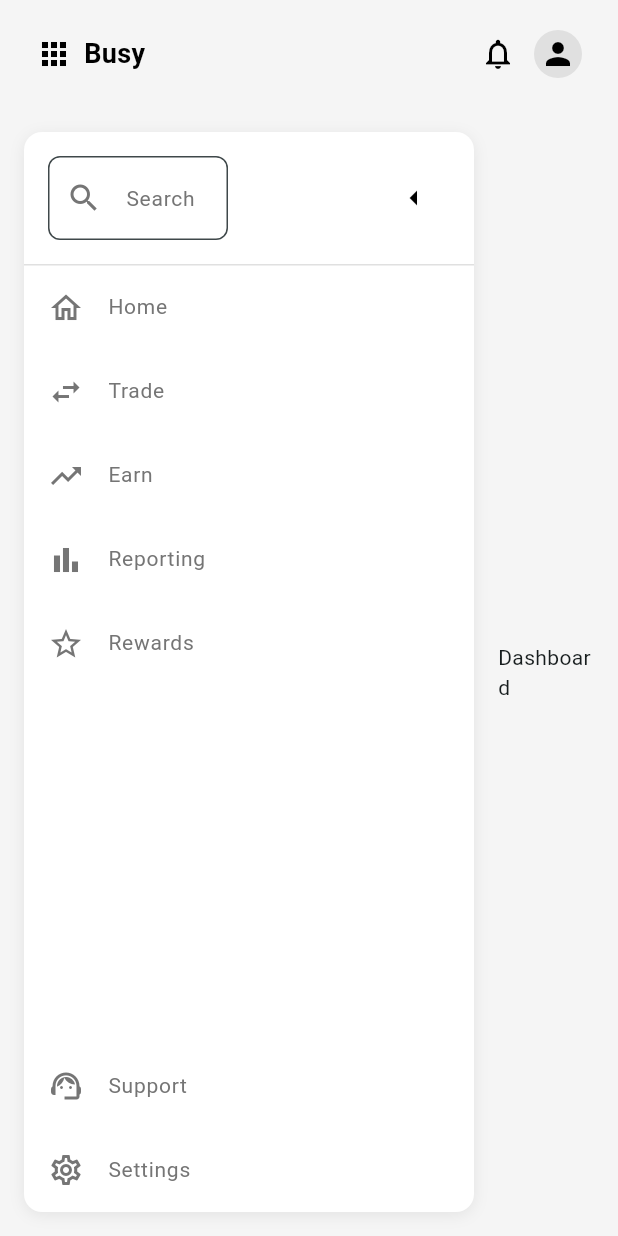
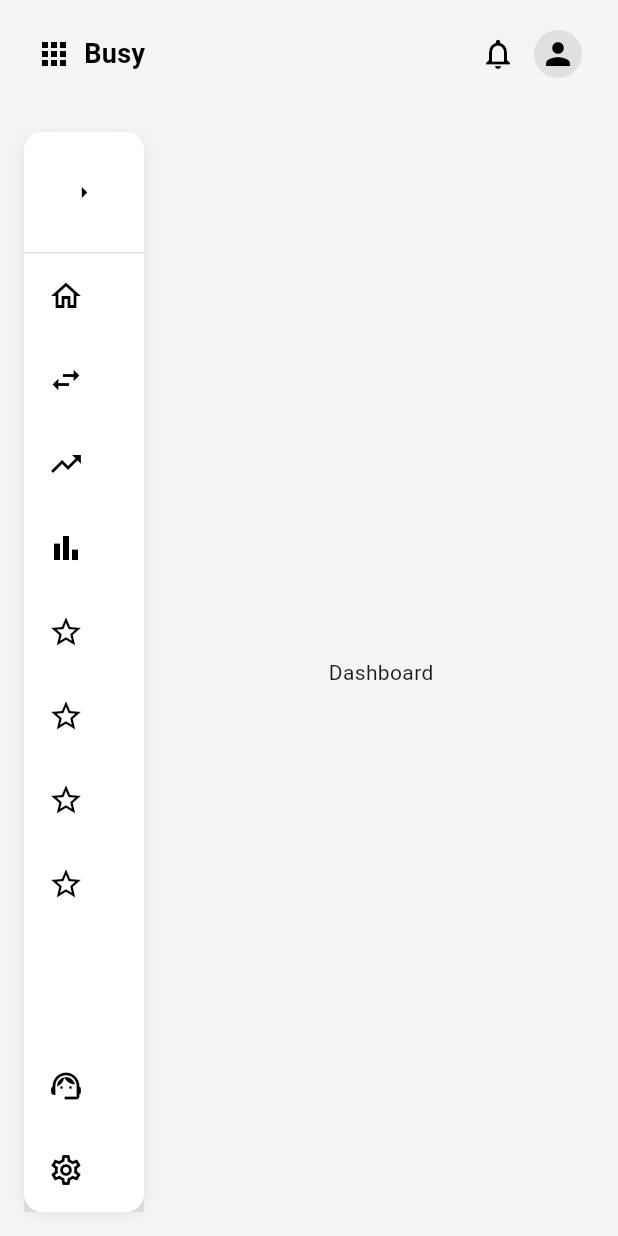
Before and after one commit to DebdaruDG/NewsForg, a Flutter app: the DashboardWrapper screen opened by its route, on a phone screen of 412 x 824 dp. Run offline on Flutter 3.47's test engine with Material 3 defaults, Android fonts, the light colour scheme and no system bars; our stand-ins replace go_router.

Commit message:
Updated Sidebar items

```diff
--- /dev/null
+++ b/B2B Portal/lib/model/sidebar_model.dart
@@ -0,0 +1,83 @@
+// Class to represent a Sidebar item
+import 'package:flutter/material.dart';
+import '../routes/routes_name.dart';
+import '../utils/icon_constants.dart';
+
+class SidebarItemModel {
+  final IconData icon;
+  final String label;
+  final AppScreen screen;
+
+  const SidebarItemModel({
+    required this.icon,
+    required this.label,
+    required this.screen,
+  });
+}
+
+class SidebarItems {
+  // 1. Overview
+  // 2. Content
+  // 3. Reviews
+  // 4. Schedules
+  // 5. Analytics
+  // 6. Distribution
+  // 7. User Management
+  // 8. Role Management
+
+  static List<SidebarItemModel> get topSideBarItems => [
+    SidebarItemModel(
+      icon: DashboardIcons.home,
+      label: 'Overview',
+      screen: AppScreen.dashboard,
+    ),
+    SidebarItemModel(
+      icon: DashboardIcons.trade,
+      label: 'Content',
+      screen: AppScreen.dashboard,
+    ),
+    SidebarItemModel(
+      icon: DashboardIcons.earn,
+      label: 'Reviews',
+      screen: AppScreen.dashboard,
+    ),
+    SidebarItemModel(
+      icon: DashboardIcons.reports,
+      label: 'Schedules',
+      screen: AppScreen.dashboard,
+    ),
+    SidebarItemModel(
+      icon: DashboardIcons.rewards,
+      label: 'Analytics',
+      screen: AppScreen.dashboard,
+    ),
+    SidebarItemModel(
+      icon: DashboardIcons.rewards,
+      label: 'Distribution',
+      screen: AppScreen.dashboard,
+    ),
+    SidebarItemModel(
+      icon: DashboardIcons.rewards,
+      label: 'User Management',
+      screen: AppScreen.dashboard,
+    ),
+    SidebarItemModel(
+      icon: DashboardIcons.rewards,
+      label: 'Role Management',
+      screen: AppScreen.dashboard,
+    ),
+  ];
+
+  static const List<SidebarItemModel> bottomSidebarItems = [
+    SidebarItemModel(
+      icon: DashboardIcons.support,
+      label: 'Support',
+      screen: AppScreen.dashboard,
+    ),
+    SidebarItemModel(
+      icon: DashboardIcons.settings,
+      label: 'Settings',
+      screen: AppScreen.dashboard,
+    ),
+  ];
+}
--- a/B2B Portal/lib/screens/dashboard/dashboard_wrapper.dart
+++ b/B2B Portal/lib/screens/dashboard/dashboard_wrapper.dart
@@ -1,8 +1,8 @@
 import 'package:flutter/material.dart';
 import 'package:go_router/go_router.dart';
+import '../../model/sidebar_model.dart';
 import '../../routes/routes_name.dart';
 import '../../utils/color_palette.dart';
-import '../../utils/icon_constants.dart';
 import '../../utils/textstyles_constant.dart';
 
 class DashboardWrapper extends StatefulWidget {
@@ -25,6 +25,16 @@ class _DashboardWrapperState extends State<DashboardWrapper> {
 
   @override
   Widget build(BuildContext context) {
+    final double screenWidth = MediaQuery.of(context).size.width;
+    const double mobileThreshold = 600;
+    final bool isMobile = screenWidth < mobileThreshold;
+
+    final double maxSidebarWidth = screenWidth * 0.2; // 3/10 of screen width
+    final double collapsedSidebarWidth = 80;
+    if (isMobile && _isSidebarExpanded) {
+      _isSidebarExpanded = false;
+    }
+
     return Scaffold(
       backgroundColor: DashboardColors.cardBackground, // Base canvas color
       body: Column(
@@ -48,7 +58,7 @@ class _DashboardWrapperState extends State<DashboardWrapper> {
                     Text('Busy', style: DashboardTextStyles.sectionHeader),
                   ],
                 ),
-                // Search bar and user actions
+                // User actions
                 Row(
                   children: [
                     const SizedBox(width: 16),
@@ -81,7 +91,10 @@ class _DashboardWrapperState extends State<DashboardWrapper> {
                   padding: const EdgeInsets.all(16),
                   child: AnimatedContainer(
                     duration: const Duration(milliseconds: 300),
-                    width: _isSidebarExpanded ? 300 : 80,
+                    width:
+                        _isSidebarExpanded
+                            ? maxSidebarWidth
+                            : collapsedSidebarWidth,
                     decoration: BoxDecoration(
                       color:
                           DashboardColors
@@ -97,7 +110,7 @@ class _DashboardWrapperState extends State<DashboardWrapper> {
                     ),
                     child: Column(
                       children: [
-                        // Sidebar header with toggle button
+                        // Sidebar header with search and toggle button
                         Padding(
                           padding: const EdgeInsets.all(16),
                           child: Row(
@@ -105,7 +118,9 @@ class _DashboardWrapperState extends State<DashboardWrapper> {
                             children: [
                               if (_isSidebarExpanded)
                                 SizedBox(
-                                  width: 120,
+                                  // Responsive width: 60% of Sidebar width
+                                  width: maxSidebarWidth * 0.75,
+                                  height: 45,
                                   child: TextField(
                                     decoration: InputDecoration(
                                       hintText: 'Search',
@@ -131,6 +146,7 @@ class _DashboardWrapperState extends State<DashboardWrapper> {
                                       ? Icons.arrow_left
                                       : Icons.arrow_right,
                                   color: DashboardColors.primaryBlack,
+                                  size: 18,
                                 ),
                                 onPressed: _toggleSidebar,
                               ),
@@ -141,56 +157,30 @@ class _DashboardWrapperState extends State<DashboardWrapper> {
                           height: 1,
                           color: DashboardColors.lightGrey,
                         ),
-                        // Sidebar items
+                        // Sidebar items using ListView.builder
                         Expanded(
-                          child: ListView(
-                            children: [
-                              _buildSidebarItem(
+                          child: ListView.builder(
+                            itemCount: SidebarItems.topSideBarItems.length,
+                            itemBuilder: (context, index) {
+                              final item = SidebarItems.topSideBarItems[index];
+                              return _buildSidebarItem(
                                 context,
-                                icon: DashboardIcons.home,
-                                label: 'Home',
-                                screen: AppScreen.dashboard,
-                              ),
-                              _buildSidebarItem(
-                                context,
-                                icon: DashboardIcons.trade,
-                                label: 'Trade',
-                                screen: AppScreen.dashboard, // Placeholder
-                              ),
-                              _buildSidebarItem(
-                                context,
-                                icon: DashboardIcons.earn,
-                                label: 'Earn',
-                                screen: AppScreen.dashboard, // Placeholder
-                              ),
-                              _buildSidebarItem(
-                                context,
-                                icon: DashboardIcons.reports,
-                                label: 'Reporting',
-                                screen: AppScreen.dashboard, // Placeholder
-                              ),
-                              _buildSidebarItem(
-                                context,
-                                icon: DashboardIcons.rewards,
-                                label: 'Rewards',
-                                screen: AppScreen.dashboard, // Placeholder
-                              ),
-                            ],
+                                icon: item.icon,
+                                label: item.label,
+                                screen: item.screen,
+                              );
+                            },
                           ),
                         ),
-                        // Support and Settings at the bottom
-                        _buildSidebarItem(
-                          context,
-                          icon: DashboardIcons.support,
-                          label: 'Support',
-                          screen: AppScreen.dashboard, // Placeholder
-                        ),
-                        _buildSidebarItem(
-                          context,
-                          icon: DashboardIcons.settings,
-                          label: 'Settings',
-                          screen: AppScreen.dashboard, // Placeholder
-                        ),
+                        // Bottom Sidebar items (Support and Settings)
+                        ...SidebarItems.bottomSidebarItems.map((item) {
+                          return _buildSidebarItem(
+                            context,
+                            icon: item.icon,
+                            label: item.label,
+                            screen: item.screen,
+                          );
+                        }),
                       ],
                     ),
                   ),
@@ -226,8 +216,11 @@ class _DashboardWrapperState extends State<DashboardWrapper> {
     required String label,
     required AppScreen screen,
   }) {
-    final bool isSelected = false;
-    // GoRouter.of(context).location == screen.path;
+    final bool isSelected =
+        GoRouter.of(
+          context,
+        ).routerDelegate.currentConfiguration.uri.toString() ==
+        screen.path;
 
     return ListTile(
       leading: Icon(
```
